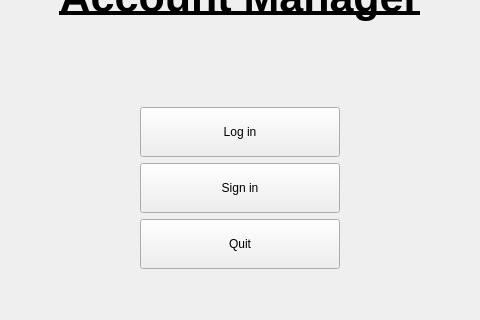
U-Keun/Qt_Account_Project, file startscene.ui: the form before one commit; both pictures show x 160 to 640 and y 153 to 473 of the 800 by 600 pixel window.
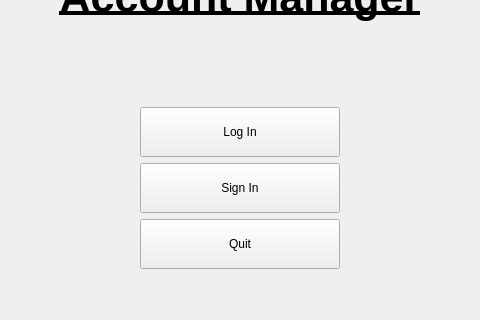
The form after the commit.

Commit message:
ui : 로그인/회원 가입 창 ui 수정
로그인 버튼, 회원 가입 버튼을 추가하고, 각 화면의 일관성(?)을 위해 각 위젯의 위치를 통일시켰습니다.

Patch:
```diff
--- a/startscene.ui
+++ b/startscene.ui
@@ -45,7 +45,7 @@
         </size>
        </property>
        <property name="text">
-        <string>Log in</string>
+        <string>Log In</string>
        </property>
       </widget>
      </item>
@@ -64,7 +64,7 @@
         </size>
        </property>
        <property name="text">
-        <string>Sign in</string>
+        <string>Sign In</string>
        </property>
       </widget>
      </item>
```
Left out of the diff: 2 changed lines with no effect on the pictures. The commit also changes 2 other files.
